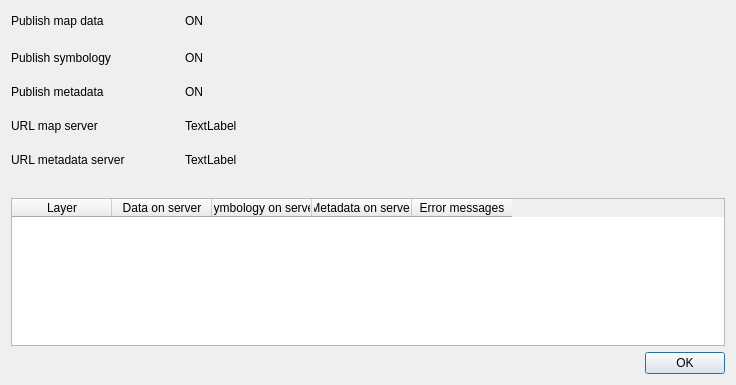
This is geocatbridge/ui/publishreportdialog.ui in GeoCat/qgis-bridge-plugin as Qt 5 draws it before an edit. The edited form follows.
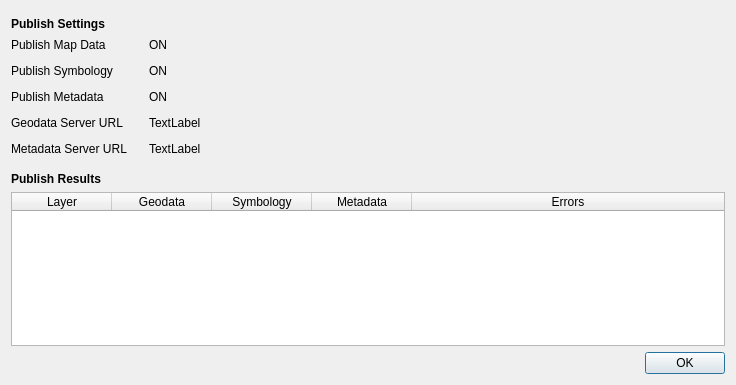
This is the edited form.

```diff
--- a/geocatbridge/ui/publishreportdialog.ui
+++ b/geocatbridge/ui/publishreportdialog.ui
@@ -2,6 +2,9 @@
 <ui version="4.0">
  <class>Dialog</class>
  <widget class="QDialog" name="Dialog">
+  <property name="windowModality">
+   <enum>Qt::WindowModal</enum>
+  </property>
   <property name="geometry">
    <rect>
     <x>0</x>
@@ -13,41 +16,45 @@
   <property name="windowTitle">
    <string>Publish report</string>
   </property>
+  <property name="modal">
+   <bool>true</bool>
+  </property>
   <layout class="QVBoxLayout" name="verticalLayout">
+   <item>
+    <widget class="QLabel" name="label_6">
+     <property name="minimumSize">
+      <size>
+       <width>0</width>
+       <height>20</height>
+      </size>
+     </property>
+     <property name="font">
+      <font>
+       <weight>75</weight>
+       <bold>true</bold>
+      </font>
+     </property>
+     <property name="text">
+      <string>Publish Settings</string>
+     </property>
+     <property name="alignment">
+      <set>Qt::AlignBottom|Qt::AlignLeading|Qt::AlignLeft</set>
+     </property>
+    </widget>
+   </item>
    <item>
     <layout class="QGridLayout" name="gridLayout">
      <property name="spacing">
-      <number>20</number>
+      <number>12</number>
      </property>
-     <item row="0" column="0">
-      <widget class="QLabel" name="label">
-       <property name="text">
-        <string>Publish map data</string>
-       </property>
-      </widget>
-     </item>
      <item row="3" column="2">
       <widget class="QLabel" name="labelUrlMapServer">
-       <property name="text">
-        <string>TextLabel</string>
+       <property name="sizePolicy">
+        <sizepolicy hsizetype="Preferred" vsizetype="Minimum">
+         <horstretch>0</horstretch>
+         <verstretch>0</verstretch>
+        </sizepolicy>
        </property>
-      </widget>
-     </item>
-     <item row="0" column="3">
-      <spacer name="horizontalSpacer">
-       <property name="orientation">
-        <enum>Qt::Horizontal</enum>
-       </property>
-       <property name="sizeHint" stdset="0">
-        <size>
-         <width>40</width>
-         <height>20</height>
-        </size>
-       </property>
-      </spacer>
-     </item>
-     <item row="4" column="2">
-      <widget class="QLabel" name="labelUrlMetadataServer">
        <property name="text">
         <string>TextLabel</string>
        </property>
@@ -55,43 +62,65 @@
      </item>
      <item row="1" column="0">
       <widget class="QLabel" name="label_9">
+       <property name="sizePolicy">
+        <sizepolicy hsizetype="Preferred" vsizetype="Minimum">
+         <horstretch>0</horstretch>
+         <verstretch>0</verstretch>
+        </sizepolicy>
+       </property>
+       <property name="font">
+        <font>
+         <weight>50</weight>
+         <bold>false</bold>
+        </font>
+       </property>
        <property name="text">
-        <string>Publish symbology</string>
+        <string>Publish Symbology</string>
        </property>
       </widget>
      </item>
      <item row="3" column="0">
       <widget class="QLabel" name="label_4">
-       <property name="text">
-        <string>URL map server</string>
+       <property name="sizePolicy">
+        <sizepolicy hsizetype="Preferred" vsizetype="Minimum">
+         <horstretch>0</horstretch>
+         <verstretch>0</verstretch>
+        </sizepolicy>
        </property>
-      </widget>
-     </item>
-     <item row="2" column="2">
-      <widget class="QLabel" name="labelPublishMetadata">
        <property name="text">
-        <string>ON</string>
+        <string>Geodata Server URL</string>
        </property>
       </widget>
      </item>
-     <item row="2" column="0">
-      <widget class="QLabel" name="label_3">
-       <property name="text">
-        <string>Publish metadata</string>
+     <item row="0" column="3">
+      <spacer name="horizontalSpacer">
+       <property name="orientation">
+        <enum>Qt::Horizontal</enum>
        </property>
-      </widget>
-     </item>
-     <item row="4" column="0">
-      <widget class="QLabel" name="label_5">
-       <property name="text">
-        <string>URL metadata server</string>
+       <property name="sizeHint" stdset="0">
+        <size>
+         <width>40</width>
+         <height>15</height>
+        </size>
        </property>
-      </widget>
+      </spacer>
      </item>
-     <item row="0" column="2">
-      <widget class="QLabel" name="labelPublishMapData">
+     <item row="0" column="0">
+      <widget class="QLabel" name="label">
+       <property name="sizePolicy">
+        <sizepolicy hsizetype="Preferred" vsizetype="Minimum">
+         <horstretch>0</horstretch>
+         <verstretch>0</verstretch>
+        </sizepolicy>
+       </property>
+       <property name="font">
+        <font>
+         <weight>50</weight>
+         <bold>false</bold>
+        </font>
+       </property>
        <property name="text">
-        <string>ON</string>
+        <string>Publish Map Data</string>
        </property>
       </widget>
      </item>
@@ -105,14 +134,85 @@
        </property>
        <property name="sizeHint" stdset="0">
         <size>
-         <width>40</width>
-         <height>20</height>
+         <width>10</width>
+         <height>15</height>
         </size>
        </property>
       </spacer>
      </item>
      <item row="1" column="2">
       <widget class="QLabel" name="labelPublishSymbology">
+       <property name="sizePolicy">
+        <sizepolicy hsizetype="Preferred" vsizetype="Minimum">
+         <horstretch>0</horstretch>
+         <verstretch>0</verstretch>
+        </sizepolicy>
+       </property>
+       <property name="text">
+        <string>ON</string>
+       </property>
+      </widget>
+     </item>
+     <item row="0" column="2">
+      <widget class="QLabel" name="labelPublishMapData">
+       <property name="sizePolicy">
+        <sizepolicy hsizetype="Preferred" vsizetype="Minimum">
+         <horstretch>0</horstretch>
+         <verstretch>0</verstretch>
+        </sizepolicy>
+       </property>
+       <property name="text">
+        <string>ON</string>
+       </property>
+      </widget>
+     </item>
+     <item row="4" column="2">
+      <widget class="QLabel" name="labelUrlMetadataServer">
+       <property name="sizePolicy">
+        <sizepolicy hsizetype="Preferred" vsizetype="Minimum">
+         <horstretch>0</horstretch>
+         <verstretch>0</verstretch>
+        </sizepolicy>
+       </property>
+       <property name="text">
+        <string>TextLabel</string>
+       </property>
+      </widget>
+     </item>
+     <item row="2" column="0">
+      <widget class="QLabel" name="label_3">
+       <property name="sizePolicy">
+        <sizepolicy hsizetype="Preferred" vsizetype="Minimum">
+         <horstretch>0</horstretch>
+         <verstretch>0</verstretch>
+        </sizepolicy>
+       </property>
+       <property name="text">
+        <string>Publish Metadata</string>
+       </property>
+      </widget>
+     </item>
+     <item row="4" column="0">
+      <widget class="QLabel" name="label_5">
+       <property name="sizePolicy">
+        <sizepolicy hsizetype="Preferred" vsizetype="Minimum">
+         <horstretch>0</horstretch>
+         <verstretch>0</verstretch>
+        </sizepolicy>
+       </property>
+       <property name="text">
+        <string>Metadata Server URL</string>
+       </property>
+      </widget>
+     </item>
+     <item row="2" column="2">
+      <widget class="QLabel" name="labelPublishMetadata">
+       <property name="sizePolicy">
+        <sizepolicy hsizetype="Preferred" vsizetype="Minimum">
+         <horstretch>0</horstretch>
+         <verstretch>0</verstretch>
+        </sizepolicy>
+       </property>
        <property name="text">
         <string>ON</string>
        </property>
@@ -131,13 +231,32 @@
      <property name="sizeHint" stdset="0">
       <size>
        <width>20</width>
-       <height>25</height>
+       <height>10</height>
       </size>
      </property>
     </spacer>
    </item>
+   <item>
+    <widget class="QLabel" name="label_2">
+     <property name="font">
+      <font>
+       <weight>75</weight>
+       <bold>true</bold>
+      </font>
+     </property>
+     <property name="text">
+      <string>Publish Results</string>
+     </property>
+    </widget>
+   </item>
    <item>
     <widget class="QTableWidget" name="tableWidget">
+     <property name="wordWrap">
+      <bool>true</bool>
+     </property>
+     <attribute name="horizontalHeaderStretchLastSection">
+      <bool>true</bool>
+     </attribute>
      <column>
       <property name="text">
        <string>Layer</string>
@@ -145,22 +264,22 @@
      </column>
      <column>
       <property name="text">
-       <string>Data on server</string>
+       <string>Geodata</string>
       </property>
      </column>
      <column>
       <property name="text">
-       <string>Symbology on server</string>
+       <string>Symbology</string>
       </property>
      </column>
      <column>
       <property name="text">
-       <string>Metadata on server</string>
+       <string>Metadata</string>
       </property>
      </column>
      <column>
       <property name="text">
-       <string>Error messages</string>
+       <string>Errors</string>
       </property>
      </column>
     </widget>
```
